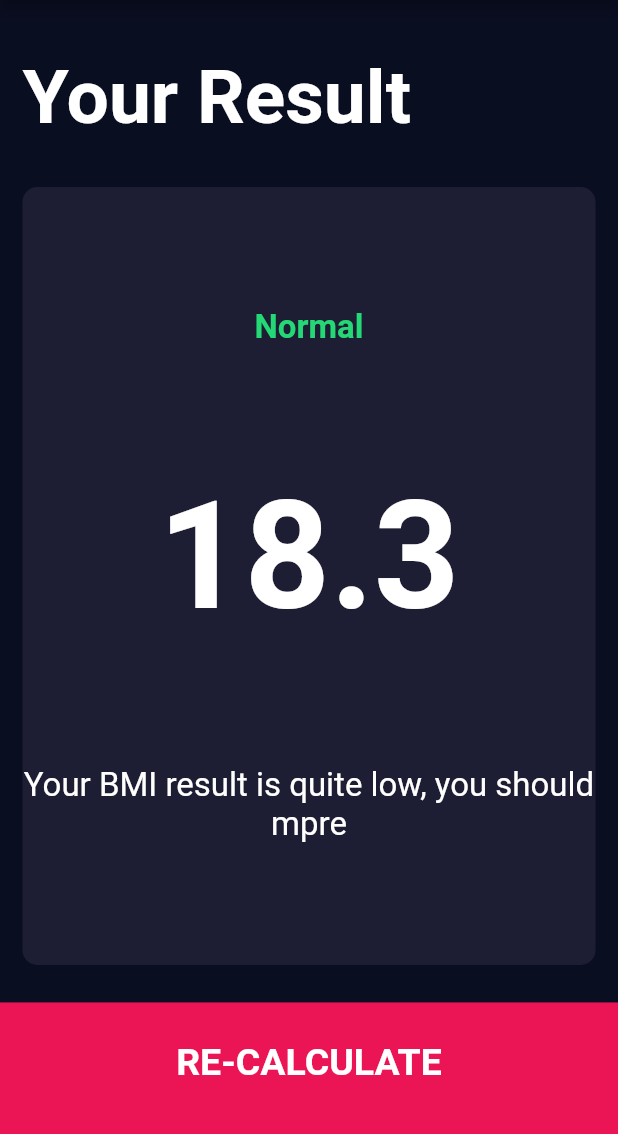
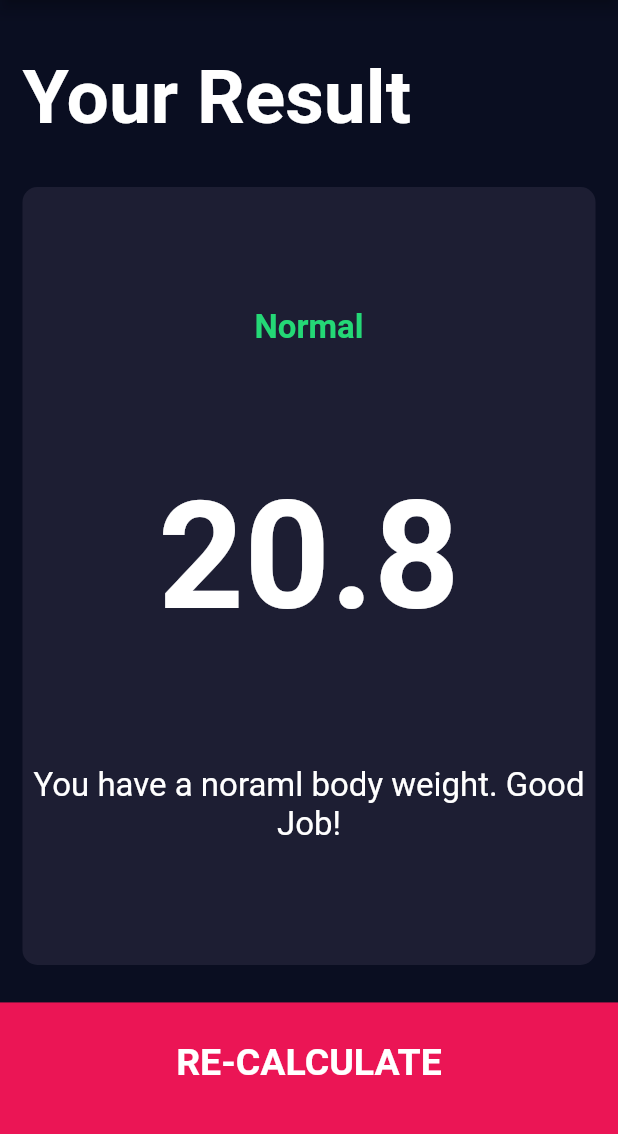
Before and after one commit to jedchoi/bmi-calculator-flutter, a Flutter app: the screen it shows after launch, after a tap on "CALCULATE", on a phone screen of 412 x 824 dp, the part 84-1218 px from its top. Run offline on Flutter 3.47's test engine with Material 2 defaults, Android fonts, the phone set to English and light mode, and no system bars; our stand-ins replace font_awesome_flutter.

Commit message:
BMI 계산 하도록 구현

```diff
--- /dev/null
+++ b/lib/calculator_brain.dart
@@ -0,0 +1,36 @@
+import 'dart:math';
+
+class CalculatorBrain {
+  CalculatorBrain({this.height, this.weight});
+  final int height;
+  final int weight;
+
+  double _bmi;
+
+  String calculateBMI() {
+    print('$height, $weight');
+    _bmi = weight / pow(height, 2) * 10000;
+    print(_bmi.toStringAsFixed(1));
+    return _bmi.toStringAsFixed(1);
+  }
+
+  String getResult() {
+    if (_bmi >= 25) {
+      return 'Overweight';
+    } else if (_bmi > 18.5) {
+      return 'Normal';
+    } else {
+      return 'Underweight';
+    }
+  }
+
+  String getInterpretation() {
+    if (_bmi >= 25) {
+      return 'You have a higher than normal body weight. Try to exercise more.';
+    } else if (_bmi > 18.5) {
+      return 'You have a noraml body weight. Good Job!';
+    } else {
+      return 'You have a lower than normal body weight. You can eat a bit more.';
+    }
+  }
+}
--- a/lib/screens/input_page.dart
+++ b/lib/screens/input_page.dart
@@ -6,6 +6,7 @@ import '../components/reusable_card.dart';
 import '../constants.dart';
 import '../components/bottom_button.dart';
 import '../components/round_icon_button.dart';
+import 'package:bmi_calculator/calculator_brain.dart';
 
 enum Gender {
   male,
@@ -210,11 +211,20 @@ class _InputPageState extends State<InputPage> {
           ),
           BottomButton(
             buttonTitle: 'CALCULATE',
-            onTap: () => Navigator.push(
+            onTap: () {
+              CalculatorBrain calc =
+                  CalculatorBrain(height: height, weight: weight);
+              Navigator.push(
                 context,
                 MaterialPageRoute(
-                  builder: (context) => ResultPage(),
-                )),
+                  builder: (context) => ResultPage(
+                    bmiResult: calc.calculateBMI(),
+                    resultText: calc.getResult(),
+                    interpretation: calc.getInterpretation(),
+                  ),
+                ),
+              );
+            },
           )
         ],
       ),
--- a/lib/screens/results_page.dart
+++ b/lib/screens/results_page.dart
@@ -4,8 +4,10 @@ import 'package:flutter/material.dart';
 import '../constants.dart';
 
 class ResultPage extends StatelessWidget {
-  const ResultPage({Key key}) : super(key: key);
-
+  ResultPage({this.bmiResult, this.resultText, this.interpretation});
+  final String bmiResult;
+  final String resultText;
+  final String interpretation;
   @override
   Widget build(BuildContext context) {
     return Scaffold(
@@ -35,15 +37,15 @@ class ResultPage extends StatelessWidget {
                 crossAxisAlignment: CrossAxisAlignment.center,
                 children: <Widget>[
                   Text(
-                    'Normal',
+                    resultText,
                     style: kResultTextStyle,
                   ),
                   Text(
-                    '18.3',
+                    bmiResult,
                     style: kBMITextStyle,
                   ),
                   Text(
-                    'Your BMI result is quite low, you should mpre',
+                    interpretation,
                     textAlign: TextAlign.center,
                     style: kBodyTextStyle,
                   )
```
